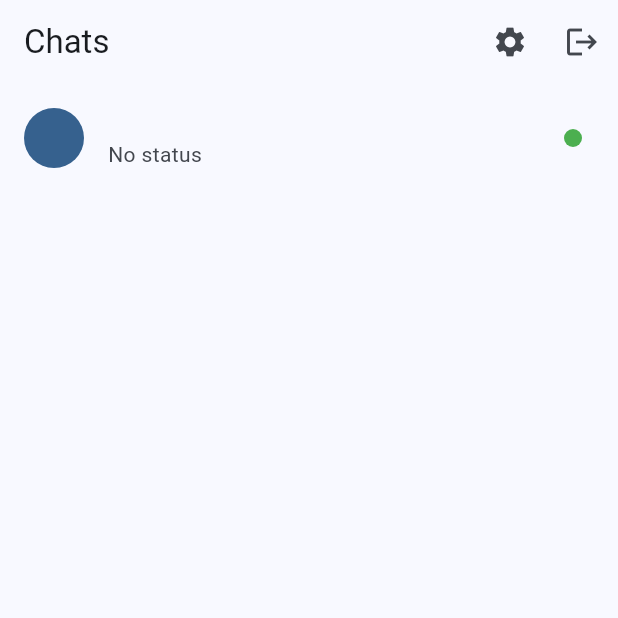
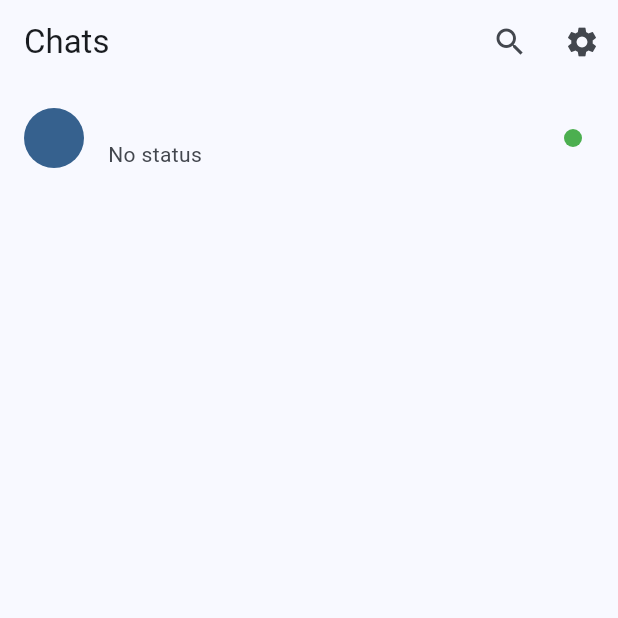
Before and after one commit to imahsanali01/flyer_chat, a Flutter app: the screen it shows once a user with an empty profile is signed in, on a phone screen of 412 x 824 dp, the top half of it. Run offline on Flutter 3.47's test engine with Material 3 defaults, Android fonts, the phone set to English and light mode, and no system bars; our stand-ins replace audioplayers, cached_network_image, chewie, cloud_firestore, device_info_plus, emoji_picker_flutter and 11 more; missing offline and left inert: agora_rtc_engine; accounts and stored records are empty.

Commit message:
search functionality resolved

```diff
--- a/lib/src/views/chat/chat_list_screen.dart
+++ b/lib/src/views/chat/chat_list_screen.dart
@@ -15,6 +15,9 @@ class ChatListScreen extends StatefulWidget {
 }
 
 class _ChatListScreenState extends State<ChatListScreen> {
+  String _searchQuery = '';
+  bool _isSearching = false;
+
   @override
   void initState() {
     super.initState();
@@ -32,8 +35,52 @@ class _ChatListScreenState extends State<ChatListScreen> {
 
     return Scaffold(
       appBar: AppBar(
-        title: const Text('Chats'),
+        title: !_isSearching
+            ? const Text('Chats')
+            : TextField(
+                autofocus: true,
+                decoration: InputDecoration(
+                  hintText: 'Search users...',
+                  border: InputBorder.none,
+                  hintStyle: TextStyle(
+                    color: Theme.of(context).brightness == Brightness.dark
+                        ? Colors.white70
+                        : Colors.black54,
+                  ),
+                  filled: true,
+                  fillColor: Theme.of(context).appBarTheme.backgroundColor ?? (Theme.of(context).brightness == Brightness.dark ? Colors.grey[900] : Colors.white),
+                ),
+                style: TextStyle(
+                  color: Theme.of(context).brightness == Brightness.dark ? Colors.white : Colors.black,
+                  fontSize: 18,
+                ),
+                cursorColor: Theme.of(context).colorScheme.primary,
+                onChanged: (value) {
+                  setState(() {
+                    _searchQuery = value.trim().toLowerCase();
+                  });
+                },
+              ),
         actions: [
+          if (!_isSearching)
+            IconButton(
+              icon: const Icon(Icons.search),
+              onPressed: () {
+                setState(() {
+                  _isSearching = true;
+                });
+              },
+            ),
+          if (_isSearching)
+            IconButton(
+              icon: const Icon(Icons.close),
+              onPressed: () {
+                setState(() {
+                  _isSearching = false;
+                  _searchQuery = '';
+                });
+              },
+            ),
           IconButton(
             icon: const Icon(Icons.settings),
             onPressed: () {
@@ -45,12 +92,12 @@ class _ChatListScreenState extends State<ChatListScreen> {
               );
             },
           ),
-          IconButton(
-            icon: const Icon(Icons.logout),
-            onPressed: () {
-              context.read<AuthService>().signOut();
-            },
-          ),
+          // IconButton(
+          //   icon: const Icon(Icons.logout),
+          //   onPressed: () {
+          //     context.read<AuthService>().signOut();
+          //   },
+          // ),
         ],
       ),
       body: StreamBuilder<QuerySnapshot>(
@@ -75,16 +122,20 @@ class _ChatListScreenState extends State<ChatListScreen> {
                     .map((doc) => UserModel.fromMap(doc.data() as Map<String, dynamic>))
                     .toList();
 
-          if (users.isEmpty) {
+                final filteredUsers = _searchQuery.isEmpty
+                    ? users
+                    : users.where((u) => u.displayName.toLowerCase().contains(_searchQuery)).toList();
+
+                if (filteredUsers.isEmpty) {
                   return const Center(
                     child: Text('No users found'),
                   );
                 }
 
                 return ListView.builder(
-            itemCount: users.length,
+                  itemCount: filteredUsers.length,
                   itemBuilder: (context, index) {
-              final user = users[index];
+                    final user = filteredUsers[index];
                     final chatId = [currentUser!.uid, user.uid]..sort();
                     final chatDocId = chatId.join('_');
                     return FutureBuilder<QuerySnapshot>(
@@ -149,8 +200,9 @@ class _ChatListScreenState extends State<ChatListScreen> {
                   },
                 );
               },
-      ),
-    );
+            ));
+
+
   }
 }
 
```
Also changed, not shown: lib/src/views/chat/chat_screen.dart (+57 -6 lines). Lines whose indentation alone changed are shown as unchanged.
